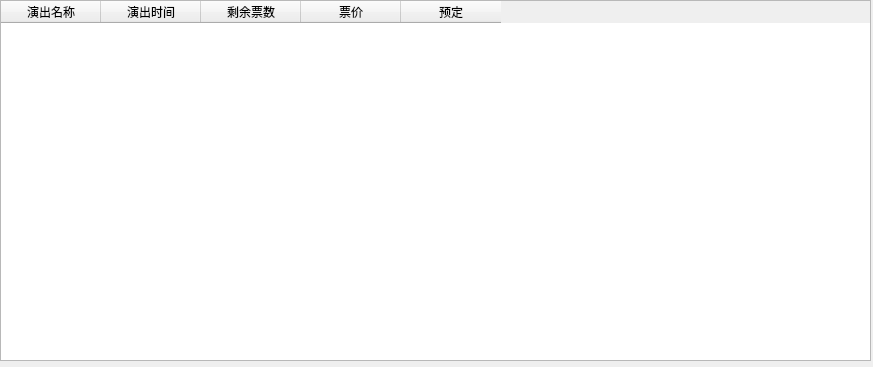
Qt form pages/showList/ShowList.ui (Dreace/TheTicket) before a commit.
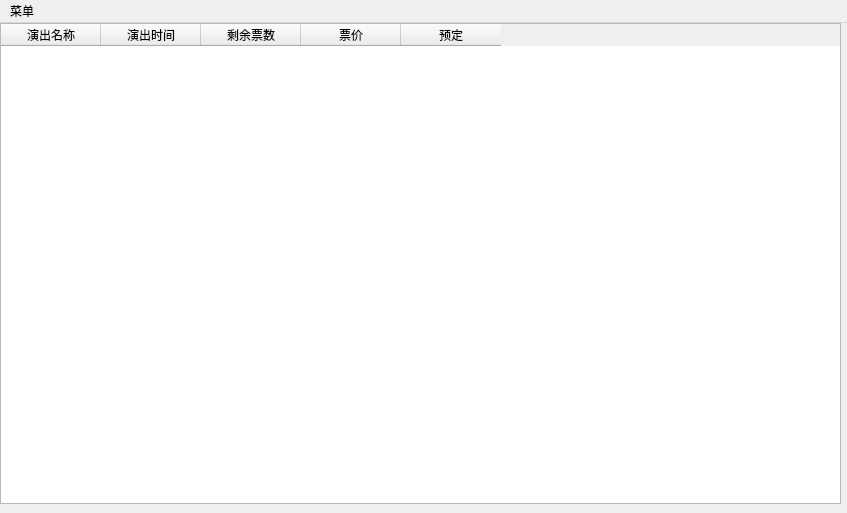
The same form after that commit.

Diff of the .ui file:
```diff
--- a/pages/showList/ShowList.ui
+++ b/pages/showList/ShowList.ui
@@ -1,25 +1,26 @@
 <?xml version="1.0" encoding="UTF-8"?>
 <ui version="4.0">
  <class>ShowList</class>
- <widget class="QWidget" name="ShowList">
+ <widget class="QMainWindow" name="ShowList">
   <property name="geometry">
    <rect>
     <x>0</x>
     <y>0</y>
-    <width>873</width>
-    <height>367</height>
+    <width>847</width>
+    <height>513</height>
    </rect>
   </property>
   <property name="windowTitle">
    <string>ShowList</string>
   </property>
+  <widget class="QWidget" name="centralwidget">
   <widget class="QTableWidget" name="tableWidget">
    <property name="geometry">
     <rect>
      <x>0</x>
      <y>0</y>
-     <width>871</width>
-     <height>361</height>
+      <width>841</width>
+      <height>481</height>
     </rect>
    </property>
    <property name="editTriggers">
@@ -51,6 +52,35 @@
     </property>
    </column>
   </widget>
+  </widget>
+  <widget class="QMenuBar" name="menuBar">
+   <property name="geometry">
+    <rect>
+     <x>0</x>
+     <y>0</y>
+     <width>847</width>
+     <height>26</height>
+    </rect>
+   </property>
+   <widget class="QMenu" name="menu">
+    <property name="title">
+     <string>菜单</string>
+    </property>
+    <addaction name="action"/>
+    <addaction name="action_2"/>
+   </widget>
+   <addaction name="menu"/>
+  </widget>
+  <action name="action">
+   <property name="text">
+    <string>查看我的订单</string>
+   </property>
+  </action>
+  <action name="action_2">
+   <property name="text">
+    <string>注销</string>
+   </property>
+  </action>
  </widget>
  <layoutdefault spacing="6" margin="11"/>
  <resources/>
```
Lines whose indentation alone changed are shown as unchanged.
